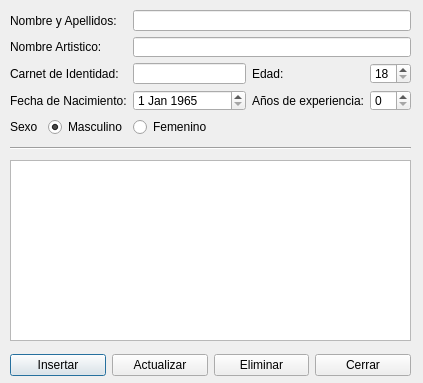
Old version of the form vista/ui/entrenador.ui in the repository daeran84/Acuario.
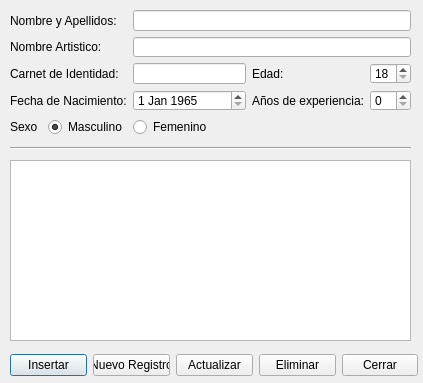
New version of the form.

The edit to the form file:
```diff
--- a/vista/ui/entrenador.ui
+++ b/vista/ui/entrenador.ui
@@ -195,7 +195,7 @@
     <rect>
      <x>10</x>
      <y>350</y>
-     <width>401</width>
+     <width>408</width>
      <height>31</height>
     </rect>
    </property>
@@ -207,6 +207,13 @@
       </property>
      </widget>
     </item>
+    <item>
+     <widget class="QPushButton" name="btn_nuevo_reg">
+      <property name="text">
+       <string>Nuevo Registro</string>
+      </property>
+     </widget>
+    </item>
     <item>
      <widget class="QPushButton" name="btn_actualizar">
       <property name="text">
```
